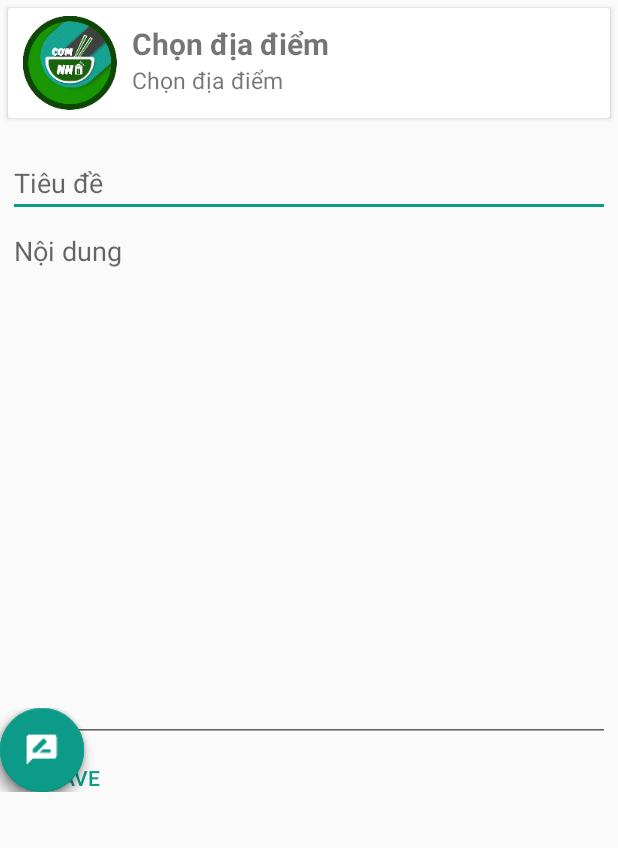
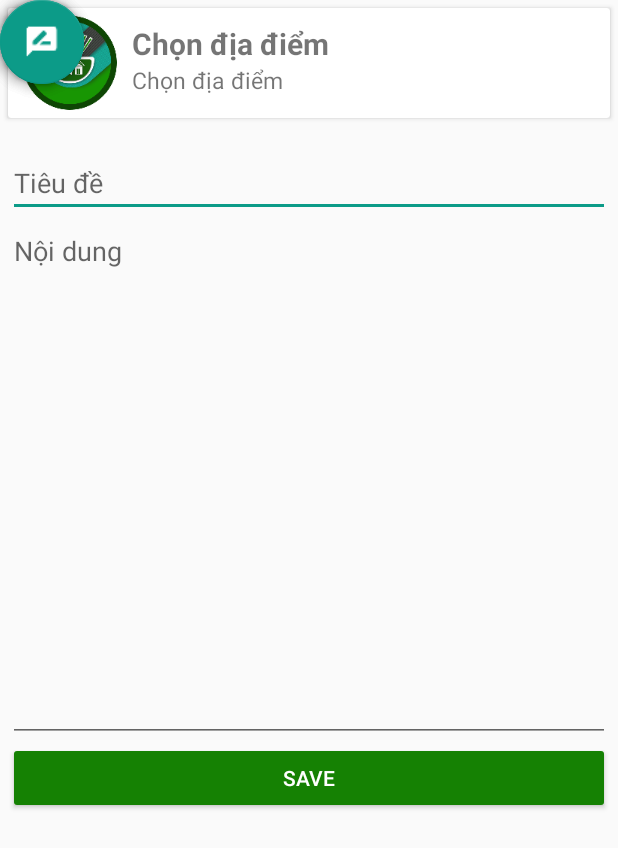
Before and after one commit to tungpham6195/comnha.app, an Android app: the layout fragment_addpost.xml on its own in the app's theme, with its tools: preview values and no code run, on a phone screen of 412 x 824 dp. Shown: the top 848 px of the screen. Run offline under Robolectric (Android 15) with nearby library versions, the phone set to English and light mode, and no system bars; plain views replace FloatingActionButton, FloatingActionMenu.

Commit message:
read the fucking img done (fuck that)

```diff
--- a/Comnha/app/build.gradle
+++ b/Comnha/app/build.gradle
@@ -32,7 +32,6 @@ dependencies {
     compile 'com.google.firebase:firebase-core:9.6.1'
     compile 'com.android.support:support-v4:24.2.1'
     compile 'com.android.support:cardview-v7:24.2.1'
-
     compile 'com.android.support:design:24.2.1'
     compile 'com.google.android.gms:play-services-auth:9.6.1'
     compile 'com.google.firebase:firebase-auth:9.6.1'
@@ -48,6 +47,6 @@ dependencies {
     compile 'com.github.clans:fab:1.6.4'
     compile 'com.wdullaer:materialdatetimepicker:2.5.0'
     compile 'br.com.mauker.materialsearchview:materialsearchview:1.1.0'
-
+    compile 'com.squareup.picasso:picasso:2.5.2'
 }
 apply plugin: 'com.google.gms.google-services'
--- a/Comnha/app/src/main/java/com/app/ptt/comnha/FireBase/Post.java
+++ b/Comnha/app/src/main/java/com/app/ptt/comnha/FireBase/Post.java
@@ -10,7 +10,6 @@ public class Post {
     //không nên để là private
     String title, content, date, time, postID, username, uid;
     long vesinh, phucvu, gia;
-
     public Post() {
     }
 
--- a/Comnha/app/src/main/java/com/app/ptt/comnha/LocadetailFragment.java
+++ b/Comnha/app/src/main/java/com/app/ptt/comnha/LocadetailFragment.java
@@ -147,7 +147,7 @@ public class LocadetailFragment extends Fragment {
         btn_dangreview.setOnClickListener(new View.OnClickListener() {
             @Override
             public void onClick(View view) {
-                Intent intent = new Intent(getActivity(), AdapterActivity.class);
+                Intent intent = new Intent(getActivity(), Adapter2Activity.class);
                 intent.putExtra(getString(R.string.fragment_CODE), getString(R.string.frag_addpost_CODE));
                 intent.setFlags(Intent.FLAG_ACTIVITY_NEW_TASK);
                 startActivity(intent);
--- a/Comnha/app/src/main/java/com/app/ptt/comnha/MainActivity.java
+++ b/Comnha/app/src/main/java/com/app/ptt/comnha/MainActivity.java
@@ -101,7 +101,11 @@ public class MainActivity extends AppCompatActivity
                     LoginSession.getInstance().setUsername(user.getDisplayName());
                     LoginSession.getInstance().setEmail(user.getEmail());
                     txt_email.setText(user.getEmail());
-                    txt_un.setText(user.getDisplayName());
+                    try{
+                        txt_un.setText(user.getDisplayName());
+                    }catch (NullPointerException mess){
+
+                    }
                     Log.d("signed_in", "onAuthStateChanged:signed_in: " + user.getUid());
                     Log.i("email", LoginSession.getInstance().getEmail());
                 } else {
--- a/Comnha/app/src/main/res/layout/fragment_addpost.xml
+++ b/Comnha/app/src/main/res/layout/fragment_addpost.xml
@@ -3,19 +3,19 @@
     xmlns:tools="http://schemas.android.com/tools"
     android:id="@+id/frg_post"
     android:layout_width="match_parent"
-    android:layout_height="wrap_content"
+    android:layout_height="match_parent"
     tools:context="com.app.ptt.comnha.AddpostFragment">
 
-
     <RelativeLayout
+        android:id="@+id/frg_addpost_Rmain"
         android:layout_width="match_parent"
-        android:layout_height="wrap_content">
+        android:layout_height="match_parent">
 
         <android.support.v7.widget.CardView xmlns:card_view="http://schemas.android.com/apk/res-auto"
             android:id="@+id/frg_post_cardv_location"
-            android:layout_margin="5dp"
             android:layout_width="match_parent"
             android:layout_height="wrap_content"
+            android:layout_margin="5dp"
             android:clickable="true"
             android:foreground="?attr/selectableItemBackground"
             card_view:cardCornerRadius="@dimen/cardv_cornerRadius"
@@ -36,26 +36,26 @@
                     android:background="@drawable/ic_logo" />
 
                 <LinearLayout
+                    android:layout_width="wrap_content"
+                    android:layout_height="wrap_content"
                     android:layout_marginStart="10dp"
                     android:layout_marginTop="10dp"
-                    android:layout_width="wrap_content"
-                    android:layout_height="wrap_content"
                     android:orientation="vertical">
 
                     <TextView
-                        android:maxLength="25"
                         android:id="@+id/frg_post_name"
                         android:layout_width="wrap_content"
                         android:layout_height="wrap_content"
+                        android:maxLength="25"
                         android:text="@string/text_chooseLocation"
                         android:textSize="20sp"
                         android:textStyle="bold" />
 
                     <TextView
-                        android:maxLength="25"
                         android:id="@+id/frg_post_address"
                         android:layout_width="wrap_content"
                         android:layout_height="wrap_content"
+                        android:maxLength="25"
                         android:text="@string/text_chooseLocation"
                         android:textSize="15sp" />
                 </LinearLayout>
@@ -66,12 +66,12 @@
 
         <LinearLayout
             android:id="@+id/L_1"
+            android:layout_width="match_parent"
+            android:layout_height="match_parent"
+            android:layout_below="@+id/frg_post_cardv_location"
             android:layout_marginTop="10dp"
-            android:padding="5dp"
-            android:layout_width="match_parent"
-            android:layout_height="wrap_content"
-            android:layout_below="@+id/frg_post_cardv_location"
-            android:orientation="vertical">
+            android:orientation="vertical"
+            android:padding="5dp">
 
             <EditText
                 android:id="@+id/edt_title"
@@ -90,10 +90,11 @@
 
             <Button
                 android:id="@+id/btn_save"
-                style="@style/Widget.AppCompat.Button.Borderless.Colored"
-                android:layout_width="wrap_content"
+                android:layout_width="match_parent"
                 android:layout_height="wrap_content"
-                android:text="@string/text_save" />
+                android:layout_gravity="bottom"
+                android:text="@string/text_save"
+                android:theme="@style/AppTheme.ButtonSave" />
         </LinearLayout>
     </RelativeLayout>
 
@@ -102,9 +103,10 @@
         android:layout_width="match_parent"
         android:layout_height="match_parent"
         android:layout_gravity="bottom|end"
-        android:paddingBottom="20dp"
-        android:paddingEnd="20dp"
-        android:paddingStart="0dp"
+        android:layout_marginBottom="30dp"
+        android:layout_marginEnd="20dp"
+        app:layout_anchor="@id/frg_addpost_Rmain"
+        app:layout_anchorGravity="bottom|right|end"
         app:menu_animationDelayPerItem="55"
         app:menu_backgroundColor="@android:color/transparent"
         app:menu_buttonSpacing="0dp"
@@ -134,7 +136,6 @@
         app:menu_shadowXOffset="0.5dp"
         app:menu_shadowYOffset="0.5dp"
         app:menu_showShadow="true">
-
         <com.github.clans.fab.FloatingActionButton
             android:id="@+id/frg_post_fabchoseloca"
             android:layout_width="wrap_content"
--- a/Comnha/app/src/main/res/values/styles.xml
+++ b/Comnha/app/src/main/res/values/styles.xml
@@ -35,4 +35,9 @@
         <item name="android:buttonStyle">@style/Widget.AppCompat.Button.Borderless</item>
         <item name="android:textColor">@android:color/darker_gray</item>
     </style>
+
+    <style name="AppTheme.ButtonSave" parent="Widget.AppCompat.Button.Colored">
+        <item name="android:colorButtonNormal">@color/colorPrimary</item>
+        <item name="android:textColor">@android:color/white</item>
+    </style>
 </resources>
```
Also changed, not shown: Comnha/app/src/main/java/com/app/ptt/comnha/Adapters/Photos_rcyler_adapter.java (+4 -6 lines), Comnha/app/src/main/java/com/app/ptt/comnha/AddPostFragment.java (+65 -43 lines), Comnha/app/src/main/java/com/app/ptt/comnha/ChoosePhotoFragment.java (+9 -2 lines), Comnha/app/src/main/java/com/app/ptt/comnha/PageFragment.java (+131 -91 lines), Comnha/app/src/main/res/values/strings.xml (+11 -9 lines).
